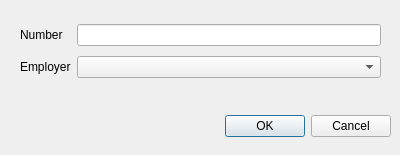
The window that Phone/addphone.ui (AndranikHovhannisyan/Tourniquets) describes before a commit, drawn with Qt 5.
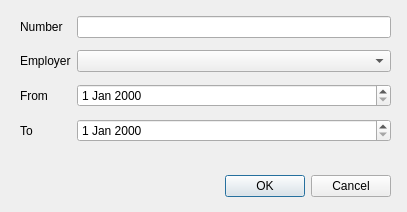
The same window after the commit.

```diff
--- a/Phone/addphone.ui
+++ b/Phone/addphone.ui
@@ -6,8 +6,8 @@
    <rect>
     <x>0</x>
     <y>0</y>
-    <width>400</width>
-    <height>155</height>
+    <width>407</width>
+    <height>212</height>
    </rect>
   </property>
   <property name="windowTitle">
@@ -17,7 +17,7 @@
    <property name="geometry">
     <rect>
      <x>50</x>
-     <y>110</y>
+     <y>170</y>
      <width>341</width>
      <height>32</height>
     </rect>
@@ -33,9 +33,9 @@
    <property name="geometry">
     <rect>
      <x>20</x>
-     <y>20</y>
-     <width>361</width>
-     <height>62</height>
+     <y>10</y>
+     <width>371</width>
+     <height>141</height>
     </rect>
    </property>
    <layout class="QGridLayout" name="gridLayout">
@@ -59,6 +59,26 @@
     <item row="1" column="1">
      <widget class="QComboBox" name="employer"/>
     </item>
+    <item row="2" column="0">
+     <widget class="QLabel" name="label_from">
+      <property name="text">
+       <string>From</string>
+      </property>
+     </widget>
+    </item>
+    <item row="2" column="1">
+     <widget class="QDateEdit" name="from_date"/>
+    </item>
+    <item row="3" column="0">
+     <widget class="QLabel" name="label_to">
+      <property name="text">
+       <string>To</string>
+      </property>
+     </widget>
+    </item>
+    <item row="3" column="1">
+     <widget class="QDateEdit" name="to_date"/>
+    </item>
    </layout>
   </widget>
  </widget>
```
